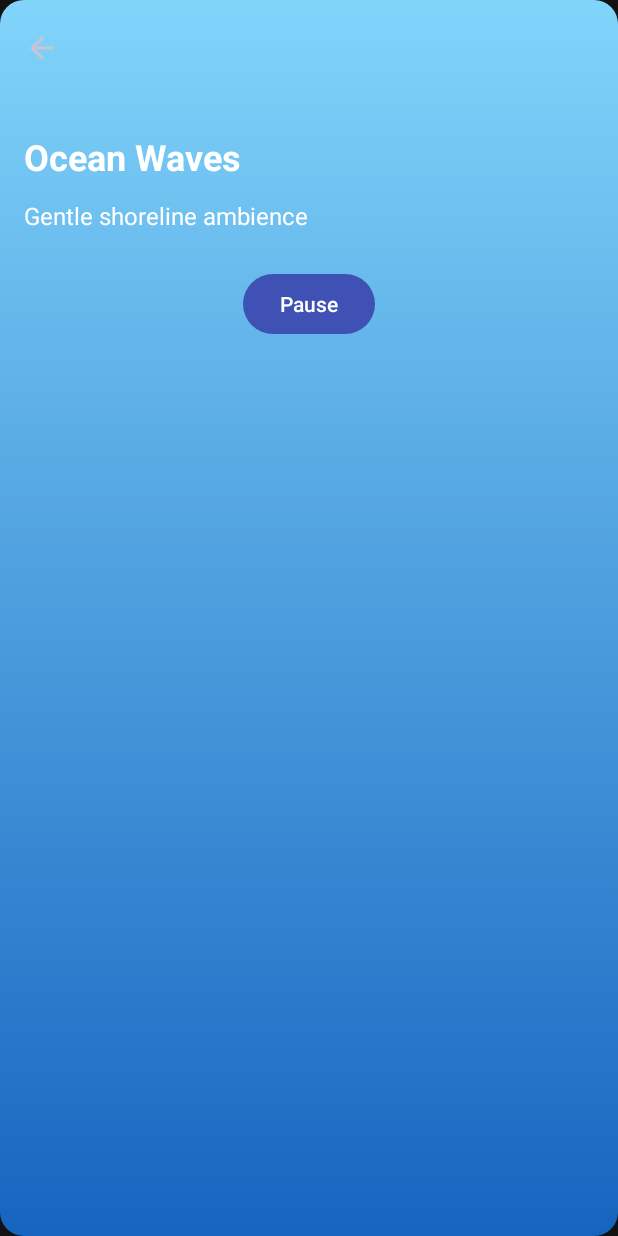
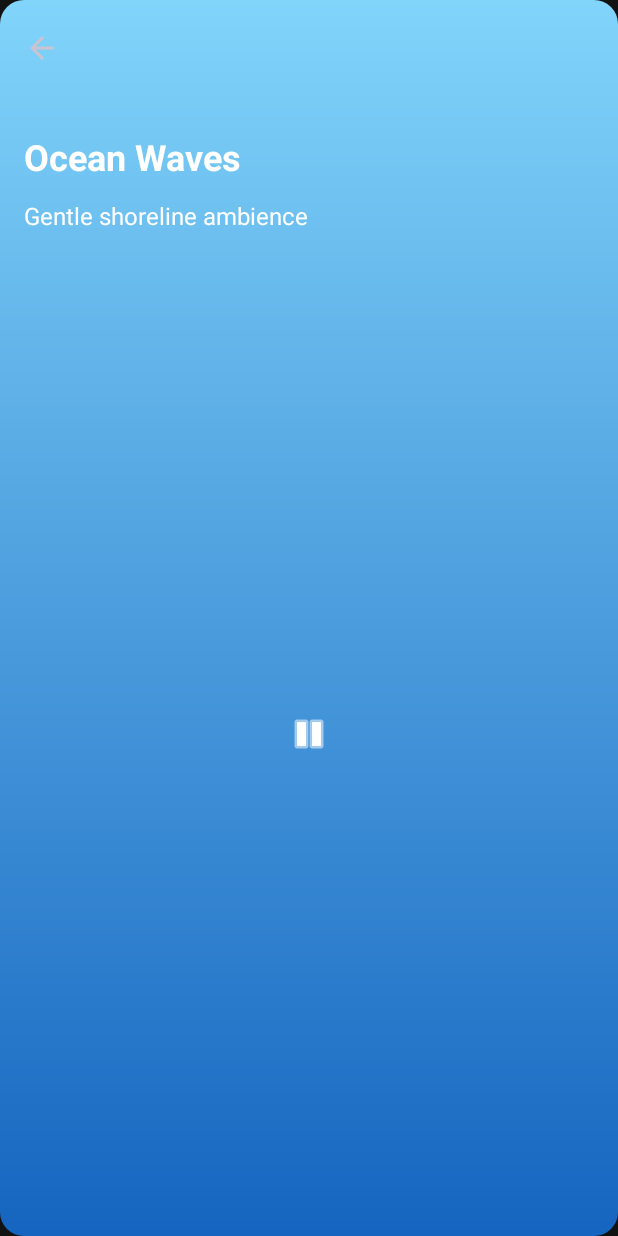
Before and after one commit to thinapps/relaxing-sounds, an Android app: the SoundDetailActivity screen opened directly, with no data from a screen before it, on a phone screen of 412 x 824 dp. Run offline under Robolectric (Android 15) with nearby library versions, the phone set to English and light mode, and no system bars; 4 statements that could not run were skipped.

Commit message:
Update activity_sound_detail.xml

```diff
--- a/app/src/main/res/layout/activity_sound_detail.xml
+++ b/app/src/main/res/layout/activity_sound_detail.xml
@@ -54,13 +54,15 @@
         app:layout_constraintStart_toStartOf="parent"
         app:layout_constraintEnd_toEndOf="parent" />
 
-    <com.google.android.material.button.MaterialButton
-        android:id="@+id/buttonPlayPause"
-        android:layout_width="wrap_content"
-        android:layout_height="wrap_content"
-        android:layout_marginTop="24dp"
-        android:text="@string/sound_pause_label"
+    <ImageButton
+        android:id="@+id/playPauseButton"
+        android:layout_width="96dp"
+        android:layout_height="96dp"
+        android:background="@android:color/transparent"
+        android:src="@android:drawable/ic_media_pause"
+        android:tint="@color/rs_color_on_background"
         app:layout_constraintTop_toBottomOf="@id/soundDescription"
+        app:layout_constraintBottom_toBottomOf="parent"
         app:layout_constraintStart_toStartOf="parent"
         app:layout_constraintEnd_toEndOf="parent" />
 
```
